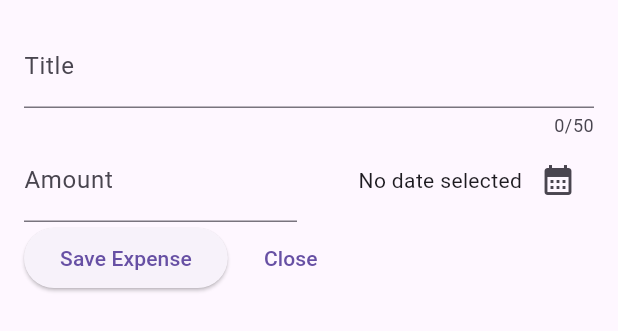
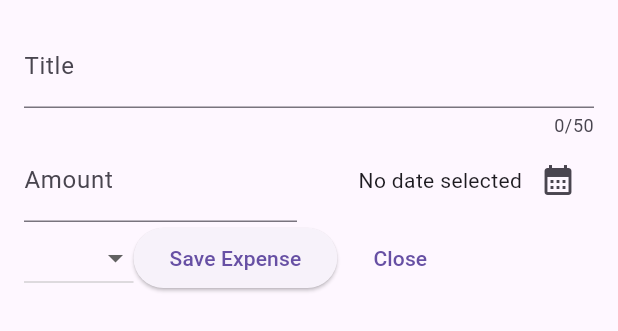
Before and after one commit to REBjr13/expenses_tracker, a Flutter app: the NewExpense widget shown alone on an empty page, opened directly, after a tap on "Save Expense", on a phone screen of 412 x 824 dp. Shown: the top 331 px of the screen. Run offline on Flutter 3.47's test engine with Material 3 defaults, Android fonts, the phone set to English and light mode, and no system bars.

Commit message:
added dropdown menu

```diff
--- a/lib/widgets/new_expense.dart
+++ b/lib/widgets/new_expense.dart
@@ -1,6 +1,5 @@
 import 'package:expenses_tracker/models/expense.dart';
 import 'package:flutter/material.dart';
-
 
 class NewExpense extends StatefulWidget {
   const NewExpense({super.key});
@@ -72,7 +71,11 @@ class _NewExpenseState extends State<NewExpense> {
                   mainAxisAlignment: MainAxisAlignment.end,
                   crossAxisAlignment: CrossAxisAlignment.center,
                   children: [
-                    Text(_selectedDate == null ? "No date selected" : formatter.format(_selectedDate!)),
+                    Text(
+                      _selectedDate == null
+                          ? "No date selected"
+                          : formatter.format(_selectedDate!),
+                    ),
                     IconButton(
                       onPressed: _presentDatePicker,
                       icon: Icon(Icons.calendar_month),
@@ -84,10 +87,25 @@ class _NewExpenseState extends State<NewExpense> {
           ),
           Row(
             children: [
+              DropdownButton(
+                items:
+                    Category.values
+                        .map(
+                          (category) => DropdownMenuItem(
+                            value: category,
+                            child: Text(category.name.toString()),
+                          ),
+                        )
+                        .toList(),
+                onChanged: (value) {
+                  debugPrint(value.toString());
+                },
+              ),
               ElevatedButton(
                 onPressed: () {
                   debugPrint(_titleControl.text);
                   debugPrint(_amountControl.text);
+                  debugPrint(_selectedDate.toString());
                 },
                 child: Text("Save Expense"),
               ),
```
